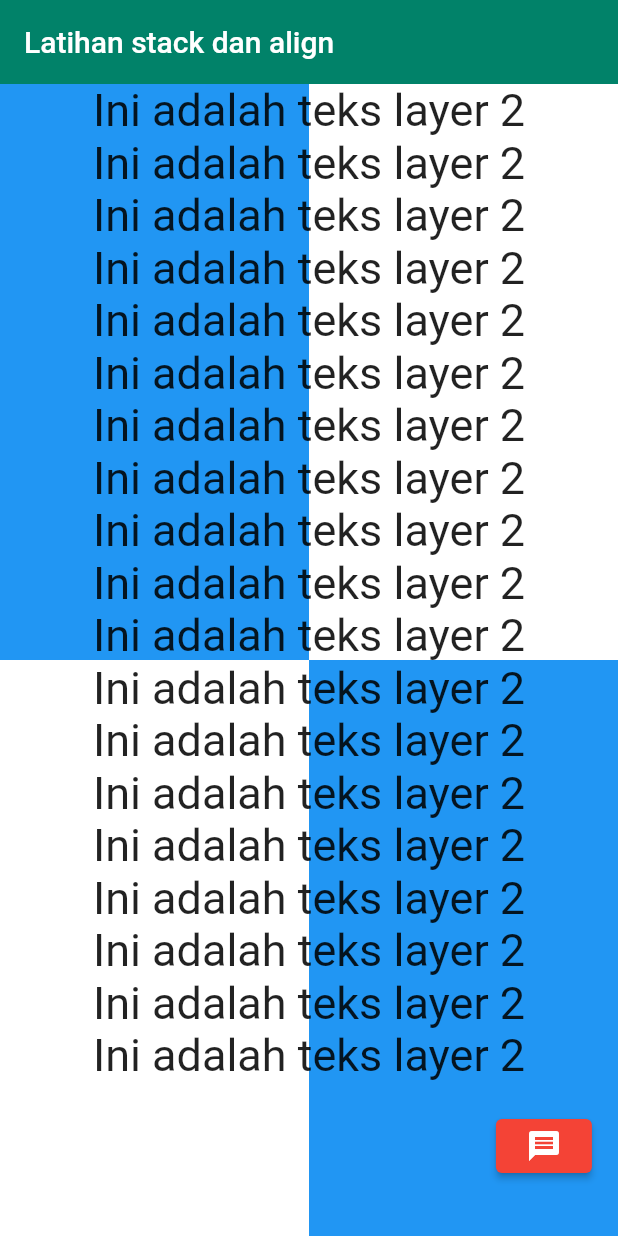
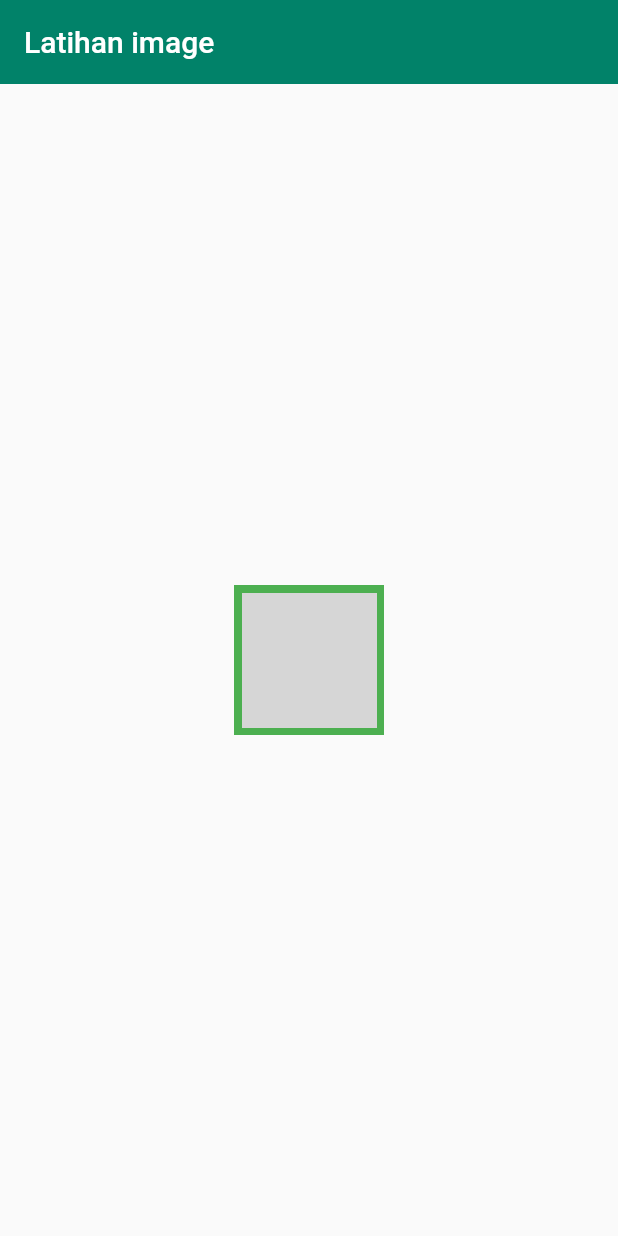
Before and after one commit to gunzxx/Flutter-Learn, a Flutter app: the screen it shows after launch, on a phone screen of 412 x 824 dp. Run offline on Flutter 3.47's test engine with Material 2 defaults, Android fonts, the phone set to English and light mode, and no system bars; grey boxes are pictures that could not be loaded.

Commit message:
Image widget

```diff
--- a/f_01/lib/main.dart
+++ b/f_01/lib/main.dart
@@ -23,90 +23,28 @@ class _MyAppState extends State<MyApp> {
       home: Scaffold(
         appBar: AppBar(
           backgroundColor: const Color(0xFF018269),
-          title: const Text("Latihan stack dan align"),
+          title: const Text("Latihan image"),
           elevation: 0.0,
         ),
-        body: Stack(
-          children: [
-            Column(
-              children: [
-                Flexible(
-                  flex: 1,
-                  child: Row(
-                    children: [
-                      Flexible(flex: 1, child: Container(color: Colors.blue)),
-                      Flexible(flex: 1, child: Container(color: Colors.white)),
-                    ],
-                  ),
-                ),
-                Flexible(
-                  flex: 1,
-                  child: Row(
-                    children: [
-                      Flexible(flex: 1, child: Container(color: Colors.white)),
-                      Flexible(flex: 1, child: Container(color: Colors.blue)),
-                    ],
-                  ),
-                ),
-              ],
+        body: Center(
+          child: Container(
+            width: 100,
+            height: 100,
+            padding: EdgeInsets.all(5),
+            color: Colors.green,
+            child: const Image(
+              // width: 100,
+              // None : ukuran gambar asli, tidak disesuaikan
+              // Contain : menyesuaikan seluruh gambar dengan tinggi dan lebar yang proporsional
+              // Cover : ukuran tetap proporsional, tapi tanpa ada sisa ruang kosong
+              // Fill : ukuran tidak proporsional, tapi tanpa ada sisa ruang kosong
+              fit: BoxFit.contain,
+              repeat: ImageRepeat.repeat,
+              alignment: Alignment.centerLeft,
+              // image: NetworkImage("https://variety.com/wp-content/uploads/2022/03/MCDTRAG_EC024.jpg")),
+              image: AssetImage("img/doge.jpg"),
             ),
-            ListView(
-              children: [
-                Column(
-                  children: const [
-                    Text("Ini adalah teks layer 2",
-                        style: TextStyle(fontSize: 30)),
-                    Text("Ini adalah teks layer 2",
-                        style: TextStyle(fontSize: 30)),
-                    Text("Ini adalah teks layer 2",
-                        style: TextStyle(fontSize: 30)),
-                    Text("Ini adalah teks layer 2",
-                        style: TextStyle(fontSize: 30)),
-                    Text("Ini adalah teks layer 2",
-                        style: TextStyle(fontSize: 30)),
-                    Text("Ini adalah teks layer 2",
-                        style: TextStyle(fontSize: 30)),
-                    Text("Ini adalah teks layer 2",
-                        style: TextStyle(fontSize: 30)),
-                    Text("Ini adalah teks layer 2",
-                        style: TextStyle(fontSize: 30)),
-                    Text("Ini adalah teks layer 2",
-                        style: TextStyle(fontSize: 30)),
-                    Text("Ini adalah teks layer 2",
-                        style: TextStyle(fontSize: 30)),
-                    Text("Ini adalah teks layer 2",
-                        style: TextStyle(fontSize: 30)),
-                    Text("Ini adalah teks layer 2",
-                        style: TextStyle(fontSize: 30)),
-                    Text("Ini adalah teks layer 2",
-                        style: TextStyle(fontSize: 30)),
-                    Text("Ini adalah teks layer 2",
-                        style: TextStyle(fontSize: 30)),
-                    Text("Ini adalah teks layer 2",
-                        style: TextStyle(fontSize: 30)),
-                    Text("Ini adalah teks layer 2",
-                        style: TextStyle(fontSize: 30)),
-                    Text("Ini adalah teks layer 2",
-                        style: TextStyle(fontSize: 30)),
-                    Text("Ini adalah teks layer 2",
-                        style: TextStyle(fontSize: 30)),
-                    Text("Ini adalah teks layer 2",
-                        style: TextStyle(fontSize: 30)),
-                  ],
-                ),
-              ],
-            ),
-            Align(
-              alignment: Alignment(.9, .9),
-              child: ElevatedButton(
-                onPressed: () {},
-                style: ElevatedButton.styleFrom(
-                  backgroundColor: Colors.red,
-                ),
-                child: Icon(Icons.message),
-              ),
-            )
-          ],
+          ),
         ),
       ),
     );
```
